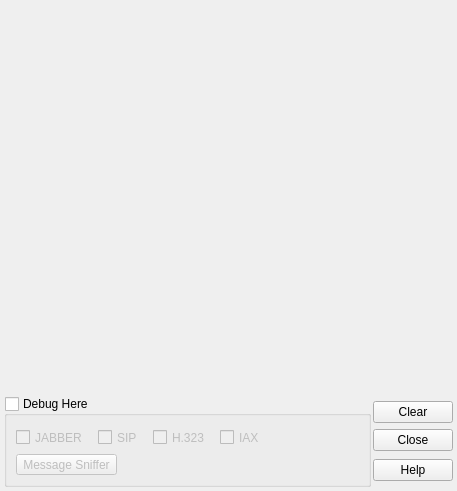
Qt form share/skins/default/events.ui (itds-consulting/yate) before a commit.
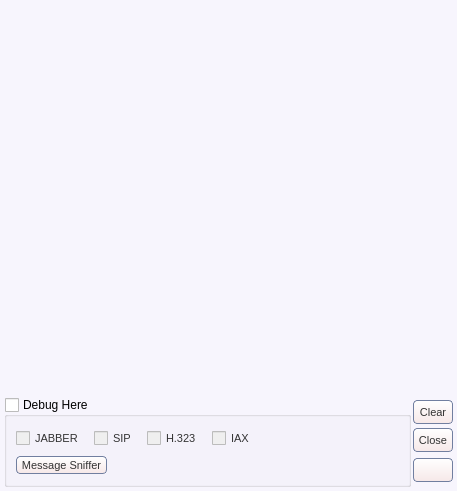
The same form after that commit. Icons and pictures are not drawn.

Commit message: Moved channel control buttons to channel item in channels list. Conference and transfer are now done from master channel and shown in its item in channels list. Changed user interface colors and shapes.

```diff
--- a/share/skins/default/events.ui
+++ b/share/skins/default/events.ui
@@ -15,6 +15,91 @@
   <property name="windowIcon" >
    <iconset>events.png</iconset>
   </property>
+  <property name="styleSheet" >
+   <string>QWidget#events {
+  background:#f7f5fd;
+}
+QLineEdit {
+  color:#333333;
+  border: 1px solid #717fa0;
+  border-radius: 4px;
+}
+QAbstractButton { font-size: 11px; color: #333333; }
+QToolButton {
+  border: 1px solid #717fa0;
+  border-radius: 4px;
+  background: qlineargradient(x1: 0, y1: 0, x2: 0, y2: 1, stop: 0 #ffffff, stop: 1 #f6e8e8);
+}
+QToolButton:hover { background: qlineargradient(x1: 0, y1: 0, x2: 0, y2: 1, stop: 0 #ffffff, stop: 1 #f9f3f3); }
+QToolButton:pressed { background: qlineargradient(x1: 0, y1: 0, x2: 0, y2: 1, stop: 0 #f6e8e8, stop: 1 #ffffff); }
+QPushButton {
+  border: 1px solid #717fa0;
+  border-radius: 4px;
+  background: qlineargradient(x1: 0, y1: 0, x2: 0, y2: 1, stop: 0 #ffffff, stop: 1 #f6e8e8);
+}
+QPushButton:hover { background: qlineargradient(x1: 0, y1: 0, x2: 0, y2: 1, stop: 0 #ffffff, stop: 1 #f9f3f3); }
+QPushButton:pressed { background: qlineargradient(x1: 0, y1: 0, x2: 0, y2: 1, stop: 0 #f6e8e8, stop: 1 #ffffff); }
+QComboBox::down-arrow { image: url(cb_arrow.png); }
+QComboBox::down-arrow:on { top: 1px; left: 1px; }
+QComboBox {
+  padding-left: 2px;
+  padding-right: 25px;
+  border: 1px solid #717fa0;
+  border-radius: 4px;
+}
+QComboBox::drop-down {
+  width: 22px;
+  border-left: 1px solid #717fa0;
+}
+QCheckBox::indicator:checked { image: url(checkbox_on.png); }
+QCheckBox::indicator:unchecked { image: url(checkbox_off.png); }
+QRadioButton::indicator:checked { image: url(radio_on.png); }
+QRadioButton::indicator:unchecked { image: url(radio_off.png); }
+QScrollBar { border: 1px solid #717fa0; background: white; }
+QScrollBar::handle {
+  background: qlineargradient(x1: 0, y1: 0, x2: 0, y2: 1, stop: 0 #ffffff, stop: 1 #f6e8e8);
+  border: 1px solid #717fa0;
+}
+QScrollBar:vertical {
+  width: 14px;
+  margin: 16px 0px 16px 0px;
+  border-top: 0px;
+  border-bottom: 0px;
+  border-right: 0px;
+}
+QScrollBar:horizontal {
+  height: 14px;
+  margin: 0px 16px 0px 16px;
+  border-left: 0px;
+  border-right: 0px;
+  border-bottom: 0px;
+}
+QScrollBar::add-line {
+  height: 13px;
+  width: 13px;
+  border: 1px solid #717fa0;
+  subcontrol-origin: margin;
+  background: qlineargradient(x1: 0, y1: 0, x2: 0, y2: 1, stop: 0 #ffffff, stop: 1 #f6e8e8);
+}
+QScrollBar::sub-line {
+  height: 13px;
+  width: 13px;
+  border: 1px solid #717fa0;
+  subcontrol-origin: margin;
+  background: qlineargradient(x1: 0, y1: 0, x2: 0, y2: 1, stop: 0 #ffffff, stop: 1 #f6e8e8);
+}
+QScrollBar::handle:vertical { border-left: 0px; border-right: 0px; }
+QScrollBar::handle:horizontal { border-top: 0px; border-bottom: 0px; }
+QScrollBar::add-line:vertical { subcontrol-position: bottom; image: url(scroll_down.png); height: 14px; }
+QScrollBar::sub-line:vertical { subcontrol-position: top; image: url(scroll_up.png); height: 14px; }
+QScrollBar::add-line:horizontal { subcontrol-position: right; image: url(scroll_right.png); width: 14px; }
+QScrollBar::sub-line:horizontal { subcontrol-position: left; image: url(scroll_left.png); width: 14px; }
+QScrollBar::up-arrow:pressed { border: 1px solid #717fa0; }
+QScrollBar::down-arrow:pressed { border: 1px solid #717fa0; }
+QScrollBar::left-arrow:pressed { border: 1px solid #717fa0; }
+QScrollBar::right-arrow:pressed { border: 1px solid #717fa0; }
+</string>
+  </property>
   <layout class="QVBoxLayout" >
    <property name="spacing" >
     <number>2</number>
@@ -247,25 +332,79 @@
         <number>1</number>
        </property>
        <item>
-        <widget class="QPushButton" name="log_events_clear" >
+        <widget class="QToolButton" name="log_events_clear" >
+         <property name="sizePolicy" >
+          <sizepolicy vsizetype="Fixed" hsizetype="Minimum" >
+           <horstretch>0</horstretch>
+           <verstretch>0</verstretch>
+          </sizepolicy>
+         </property>
+         <property name="minimumSize" >
+          <size>
+           <width>0</width>
+           <height>24</height>
+          </size>
+         </property>
+         <property name="maximumSize" >
+          <size>
+           <width>16777215</width>
+           <height>24</height>
+          </size>
+         </property>
+         <property name="toolTip" >
+          <string>Clear all calls log</string>
+         </property>
          <property name="text" >
           <string>Clear</string>
          </property>
          <property name="icon" >
           <iconset>clear.png</iconset>
          </property>
+         <property name="toolButtonStyle" >
+          <enum>Qt::ToolButtonTextBesideIcon</enum>
+         </property>
          <property name="_yate_identity" stdset="0" >
           <string>clear:log_events</string>
          </property>
         </widget>
        </item>
        <item>
-        <widget class="QPushButton" name="button_hide" >
+        <widget class="QToolButton" name="button_hide" >
+         <property name="sizePolicy" >
+          <sizepolicy vsizetype="Fixed" hsizetype="Minimum" >
+           <horstretch>0</horstretch>
+           <verstretch>0</verstretch>
+          </sizepolicy>
+         </property>
+         <property name="minimumSize" >
+          <size>
+           <width>0</width>
+           <height>24</height>
+          </size>
+         </property>
+         <property name="maximumSize" >
+          <size>
+           <width>16777215</width>
+           <height>24</height>
+          </size>
+         </property>
          <property name="text" >
           <string>Close</string>
          </property>
          <property name="icon" >
-          <iconset>close.png</iconset>
+          <iconset>cancel.png</iconset>
+         </property>
+         <property name="toolButtonStyle" >
+          <enum>Qt::ToolButtonTextBesideIcon</enum>
+         </property>
+         <property name="_yate_normal_icon" stdset="0" >
+          <string>cancel.png</string>
+         </property>
+         <property name="_yate_pressed_icon" stdset="0" >
+          <string>cancel_pressed.png</string>
+         </property>
+         <property name="_yate_hover_icon" stdset="0" >
+          <string>cancel_hover.png</string>
          </property>
         </widget>
        </item>
@@ -275,7 +414,7 @@
           <enum>Qt::Vertical</enum>
          </property>
          <property name="sizeType" >
-          <enum>QSizePolicy::Preferred</enum>
+          <enum>QSizePolicy::Fixed</enum>
          </property>
          <property name="sizeHint" >
           <size>
@@ -286,15 +425,27 @@
         </spacer>
        </item>
        <item>
-        <widget class="QPushButton" name="toggle_show_help" >
-         <property name="enabled" >
-          <bool>true</bool>
+        <widget class="QToolButton" name="toggle_show_help_2" >
+         <property name="sizePolicy" >
+          <sizepolicy vsizetype="Fixed" hsizetype="Minimum" >
+           <horstretch>0</horstretch>
+           <verstretch>0</verstretch>
+          </sizepolicy>
+         </property>
+         <property name="minimumSize" >
+          <size>
+           <width>0</width>
+           <height>24</height>
+          </size>
+         </property>
+         <property name="maximumSize" >
+          <size>
+           <width>16777215</width>
+           <height>24</height>
+          </size>
          </property>
          <property name="toolTip" >
-          <string>Help on this window</string>
-         </property>
-         <property name="text" >
-          <string>Help</string>
+          <string>Show or hide the Help window</string>
          </property>
          <property name="icon" >
           <iconset>quest.png</iconset>
```
Left out of the diff: 18 changed lines with no effect on the pictures. The commit also changes 200 other files.
